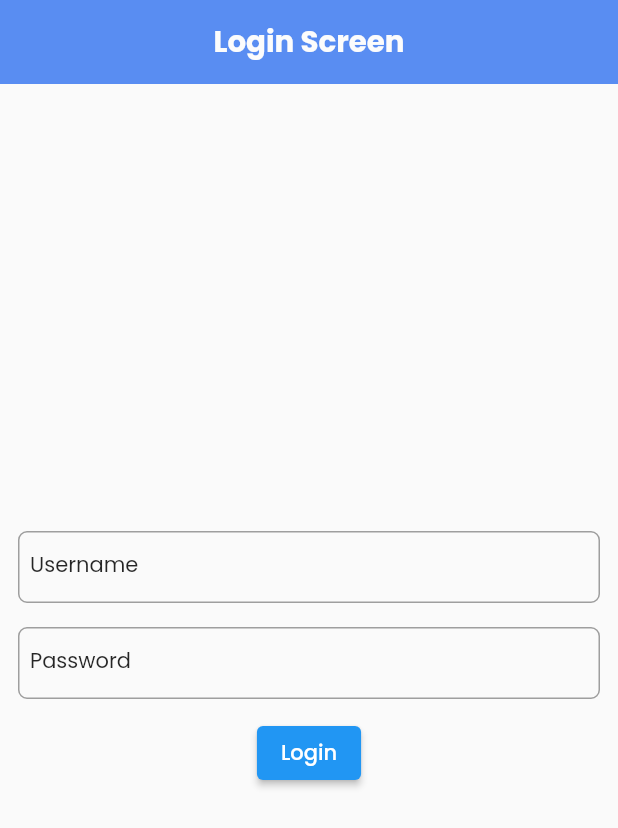
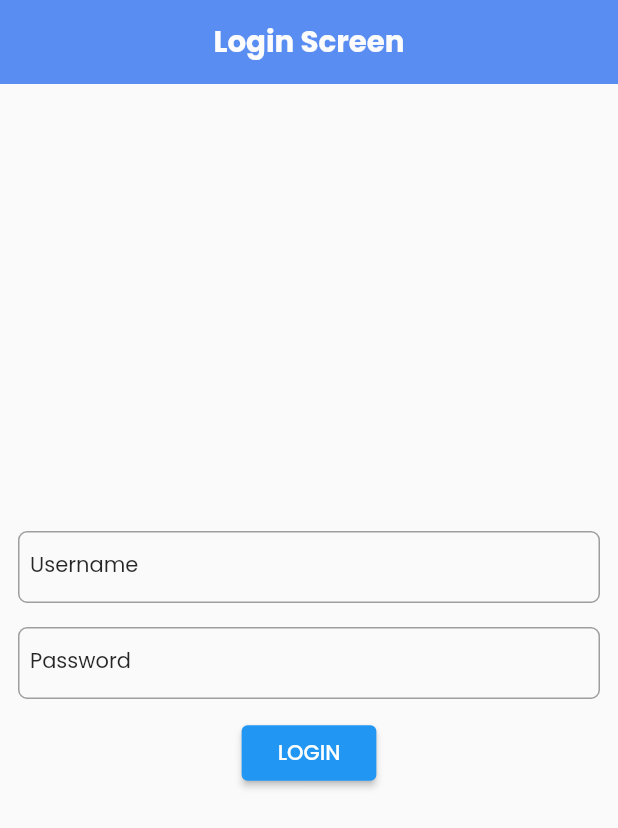
Before and after one commit to manil-123/clean-code-with-test-driven-development, a Flutter app: the screen it shows after launch, on a phone screen of 412 x 824 dp. Shown: the top 828 px of the screen. Run offline on Flutter 3.47's test engine with Material 2 defaults, Android fonts, the phone set to English and light mode, and no system bars; our stand-ins replace dartz, equatable, flutter_bloc, flutter_screenutil, get_it, google_fonts and 1 more.

Commit message:
Login feature completed.

```diff
--- a/lib/app/router/app_router.dart
+++ b/lib/app/router/app_router.dart
@@ -1,4 +1,5 @@
 import 'package:ecom_clean_code/core/constants/routes.dart';
+import 'package:ecom_clean_code/features/home/presentation/pages/home_screen.dart';
 import 'package:ecom_clean_code/features/login/presentation/pages/login_screen.dart';
 import 'package:ecom_clean_code/splash_screen.dart';
 import 'package:flutter/material.dart';
@@ -10,6 +11,10 @@ class AppRouter {
         return MaterialPageRoute(
           builder: (_) => const LoginScreen(),
         );
+      case Routes.homePageRoute:
+        return MaterialPageRoute(
+          builder: (_) => const HomeScreen(),
+        );
       default:
         return MaterialPageRoute(
           builder: (_) => const SplashScreen(),
--- a/lib/core/constants/constants.dart
+++ b/lib/core/constants/constants.dart
@@ -18,7 +18,7 @@ class ErrorMessage {
 }
 
 class ApiEndpoints {
-  static const loginUrl = "auth/login";
+  static const loginUrl = "/auth/login";
 }
 
 class StringConstant {
--- a/lib/core/constants/routes.dart
+++ b/lib/core/constants/routes.dart
@@ -1,4 +1,5 @@
 class Routes {
   static const String splashScreenRoute = '/';
   static const String loginPageRoute = '/loginScreen';
+  static const String homePageRoute = '/homeScreen';
 }
--- a/lib/features/login/presentation/blocs/login_cubit.dart
+++ b/lib/features/login/presentation/blocs/login_cubit.dart
@@ -1,3 +1,5 @@
+import 'dart:developer';
+
 import 'package:ecom_clean_code/core/constants/constants.dart';
 import 'package:ecom_clean_code/features/login/domain/entities/login_model.dart';
 import 'package:ecom_clean_code/features/login/domain/usecase/login_user.dart';
--- a/lib/features/login/presentation/pages/login_screen.dart
+++ b/lib/features/login/presentation/pages/login_screen.dart
@@ -1,5 +1,8 @@
 import 'package:ecom_clean_code/core/widgets/custom_text_field.dart';
+import 'package:ecom_clean_code/features/login/presentation/blocs/login_cubit.dart';
+import 'package:ecom_clean_code/features/login/presentation/widgets/login_button.dart';
 import 'package:flutter/material.dart';
+import 'package:flutter_bloc/flutter_bloc.dart';
 
 class LoginScreen extends StatefulWidget {
   const LoginScreen({super.key});
@@ -54,10 +57,15 @@ class _LoginScreenState extends State<LoginScreen> {
               SizedBox(
                 height: 12,
               ),
-              ElevatedButton(
-                onPressed: () {},
-                child: Text('Login'),
-              )
+              LoginButton(
+                key: Key('login'),
+                label: 'LOGIN',
+                formKey: _formKey,
+                onPressed: () => context.read<LoginCubit>().login(
+                      _usernameController.text,
+                      _passwordController.text,
+                    ),
+              ),
             ],
           ),
         ),
--- /dev/null
+++ b/lib/features/login/presentation/widgets/login_button.dart
@@ -0,0 +1,60 @@
+import 'package:ecom_clean_code/core/constants/routes.dart';
+import 'package:ecom_clean_code/features/login/presentation/blocs/login_cubit.dart';
+import 'package:flutter/material.dart';
+import 'package:flutter_bloc/flutter_bloc.dart';
+import 'package:ecom_clean_code/core/widgets/message_widget.dart'
+    as message_widget;
+
+class LoginButton extends StatelessWidget {
+  final String label;
+  final GlobalKey<FormState> formKey;
+  final void Function() onPressed;
+
+  const LoginButton({
+    Key? key,
+    required this.label,
+    required this.formKey,
+    required this.onPressed,
+  }) : super(key: key);
+
+  @override
+  Widget build(BuildContext context) {
+    return BlocConsumer<LoginCubit, LoginState>(
+      listener: ((context, state) {
+        if (state is LoginLoaded) {
+          Navigator.pushNamedAndRemoveUntil(
+              context, Routes.homePageRoute, (route) => false);
+          message_widget.showInfo(context, "Login successful");
+        } else if (state is LoginFailed) {
+          message_widget.showErrorInfo(context, state.errorMessage);
+        }
+      }),
+      builder: (context, state) {
+        return ElevatedButton(
+          style: ElevatedButton.styleFrom(
+              padding: EdgeInsets.symmetric(vertical: 8, horizontal: 24)),
+          onPressed:
+              (state is LoginLoading) ? null : () async => _login(context),
+          child: (state is LoginLoading)
+              ? SizedBox(
+                  height: 24,
+                  width: 24,
+                  child: const CircularProgressIndicator(
+                      color: Colors.white, strokeWidth: 3.0),
+                )
+              : Text(
+                  label,
+                ),
+        );
+      },
+    );
+  }
+
+  Future<void> _login(BuildContext context) async {
+    if (!formKey.currentState!.validate()) {
+      return;
+    } else {
+      onPressed();
+    }
+  }
+}
--- a/lib/injection_container.dart
+++ b/lib/injection_container.dart
@@ -15,7 +15,7 @@ Future<void> initializeDi() async {
 
   serviceLocator
     ..registerFactory(() => Client())
-    ..registerLazySingleton(() => sharedPreferences)
+    ..registerLazySingleton<SharedPreferences>(() => sharedPreferences)
     ..registerLazySingleton<BaseRemoteDataSource>(
         () => BaseRemoteDataSourceImpl(serviceLocator()))
 
--- a/lib/main.dart
+++ b/lib/main.dart
@@ -1,10 +1,15 @@
 import 'package:ecom_clean_code/app/router/app_router.dart';
 import 'package:ecom_clean_code/app/theme/theme_data.dart';
 import 'package:ecom_clean_code/core/constants/configs.dart';
+import 'package:ecom_clean_code/injection_container.dart';
 import 'package:flutter/material.dart';
+import 'package:flutter_bloc/flutter_bloc.dart';
 import 'package:flutter_screenutil/flutter_screenutil.dart';
+import 'features/login/presentation/blocs/login_cubit.dart';
 
-void main() {
+void main() async {
+  WidgetsFlutterBinding.ensureInitialized();
+  await initializeDi();
   runApp(MyApp());
 }
 
@@ -14,7 +19,13 @@ class MyApp extends StatelessWidget {
 
   @override
   Widget build(BuildContext context) {
-    return ScreenUtilInit(
+    return MultiBlocProvider(
+      providers: [
+        BlocProvider(
+          create: (context) => serviceLocator<LoginCubit>(),
+        ),
+      ],
+      child: ScreenUtilInit(
         designSize: const Size(UiConfig.kWidth, UiConfig.kHeight),
         minTextAdapt: true,
         splitScreenMode: true,
@@ -27,6 +38,7 @@ class MyApp extends StatelessWidget {
             initialRoute: '/',
           );
         }),
+      ),
     );
   }
 }
--- a/pubspec.yaml
+++ b/pubspec.yaml
@@ -40,7 +40,7 @@ dependencies:
   # Service locator
   get_it: ^7.2.0
   # Bloc for state management
-  flutter_bloc: ^8.1.1
+  flutter_bloc: ^8.1.2
   # Value equality
   equatable: ^2.0.5
   # Functional programming thingies
@@ -61,7 +61,7 @@ dev_dependencies:
     sdk: flutter
   mockito: any
   #bloc test
-  # bloc_test: 8.3.0
+  # bloc_test: 9.1.1
   #code generation
   build_runner: ^2.1.2
   json_serializable: ^6.3.2
```
Also changed, not shown: lib/core/widgets/message_widget.dart (added, +48 -0 lines), lib/features/home/presentation/pages/home_screen.dart (added, +20 -0 lines), 5 other files. Lines whose indentation alone changed are shown as unchanged.
